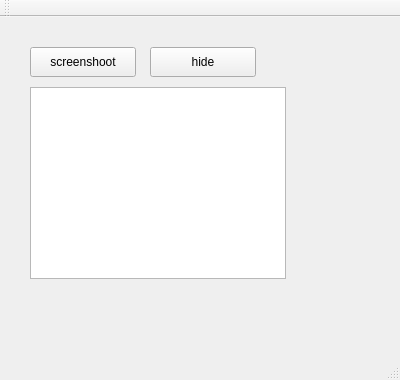
This is mainwindow.ui in niguang1/MagicCube as Qt 5 draws it before an edit. The edited form follows.
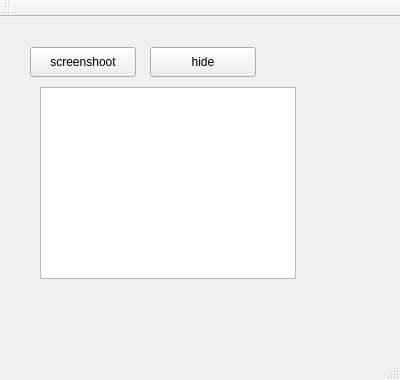
This is the edited form.

The edit to the form file:
```diff
--- a/mainwindow.ui
+++ b/mainwindow.ui
@@ -27,16 +27,6 @@
      <string>screenshoot</string>
     </property>
    </widget>
-   <widget class="QListView" name="listView">
-    <property name="geometry">
-     <rect>
-      <x>30</x>
-      <y>70</y>
-      <width>256</width>
-      <height>192</height>
-     </rect>
-    </property>
-   </widget>
    <widget class="QPushButton" name="pushButton_2">
     <property name="geometry">
      <rect>
@@ -50,6 +40,16 @@
      <string>hide</string>
     </property>
    </widget>
+   <widget class="QListView" name="todolist">
+    <property name="geometry">
+     <rect>
+      <x>40</x>
+      <y>70</y>
+      <width>256</width>
+      <height>192</height>
+     </rect>
+    </property>
+   </widget>
   </widget>
   <widget class="QMenuBar" name="menuBar">
    <property name="geometry">
```
